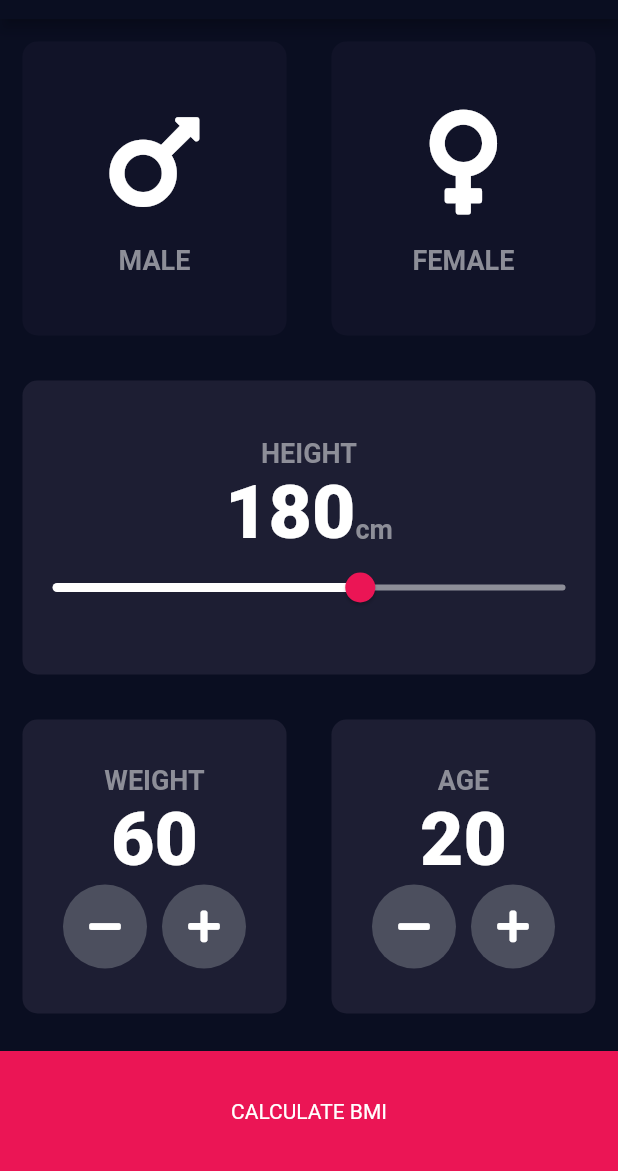
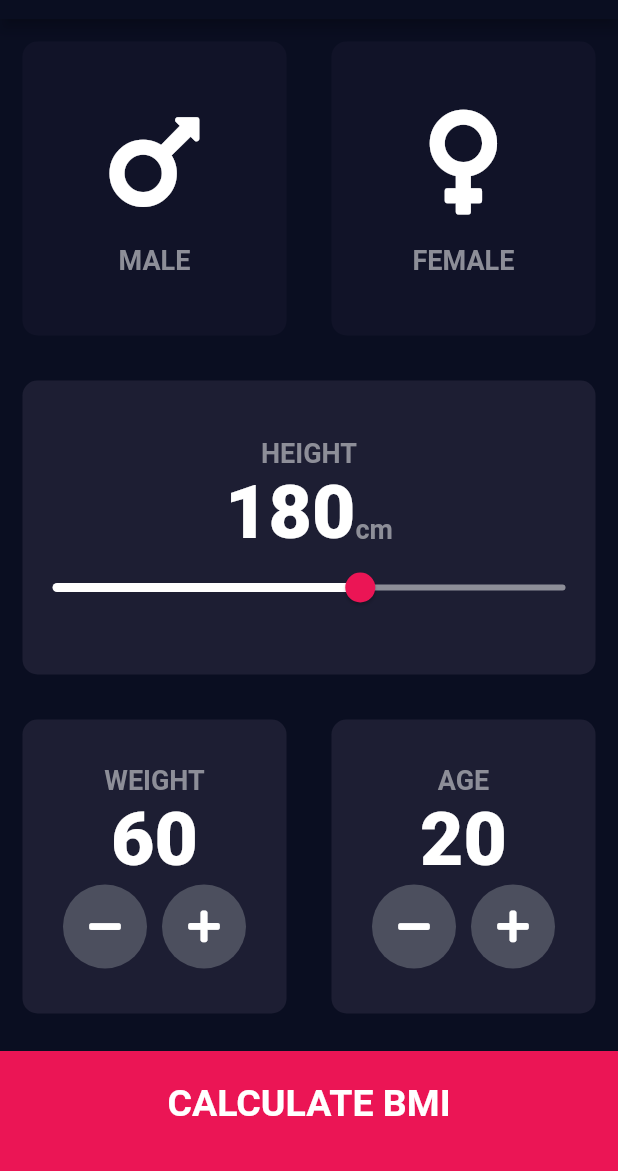
Before and after one commit to SafaKaraca/Bmi_Calculator, a Flutter app: the screen it shows after launch, on a phone screen of 412 x 824 dp, the part 65-1236 px from its top. Run offline on Flutter 3.47's test engine with Material 2 defaults, Android fonts, the phone set to English and light mode, and no system bars; our stand-ins replace font_awesome_flutter.

Commit message:
kLargeButtonTextStyle is creater. Bottom button is edited

```diff
--- a/lib/constants.dart
+++ b/lib/constants.dart
@@ -15,3 +15,8 @@ const kNumberTextStyle = TextStyle(
   fontSize: 50.0,
   fontWeight: FontWeight.w900,
 );
+
+const kLargeButtonTextStyle = TextStyle(
+  fontSize: 25.0,
+  fontWeight: FontWeight.bold,
+);
--- a/lib/input_page.dart
+++ b/lib/input_page.dart
@@ -228,10 +228,16 @@ class _InputPageState extends State<InputPage> {
               );
             },
             child: Container(
-              child: Center(child: Text('CALCULATE BMI')),
+              child: Center(
+                child: Text(
+                  'CALCULATE BMI',
+                  style: kLargeButtonTextStyle,
+                ),
+              ),
               //The bottom card
               color: kBottomContainerColor,
               margin: EdgeInsets.only(top: 10),
+              padding: EdgeInsets.only(bottom: 10.0),
               width: double.infinity, // Card goes to infinity
               height: kBottomContainerHeight,
             ),
```
